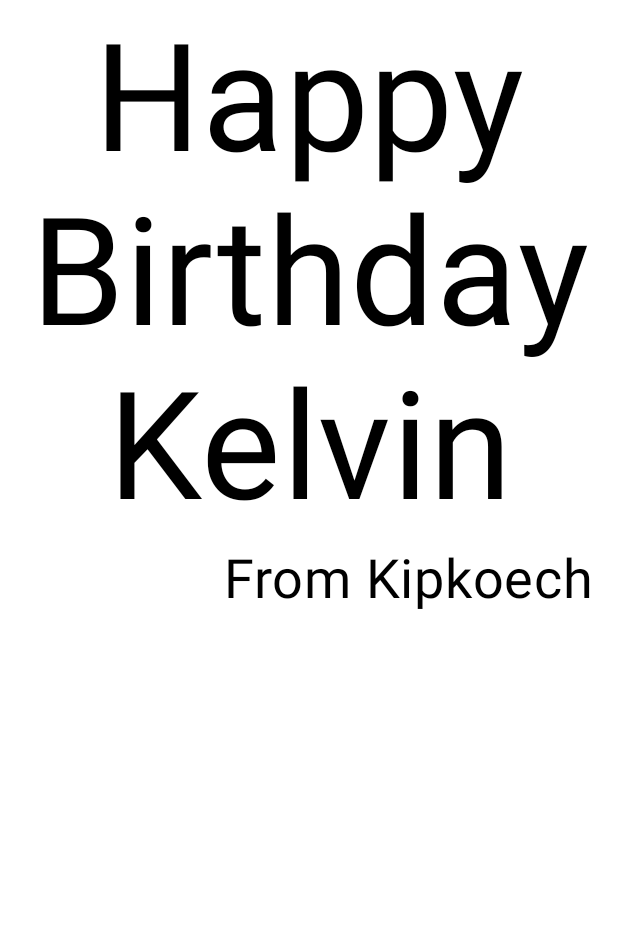
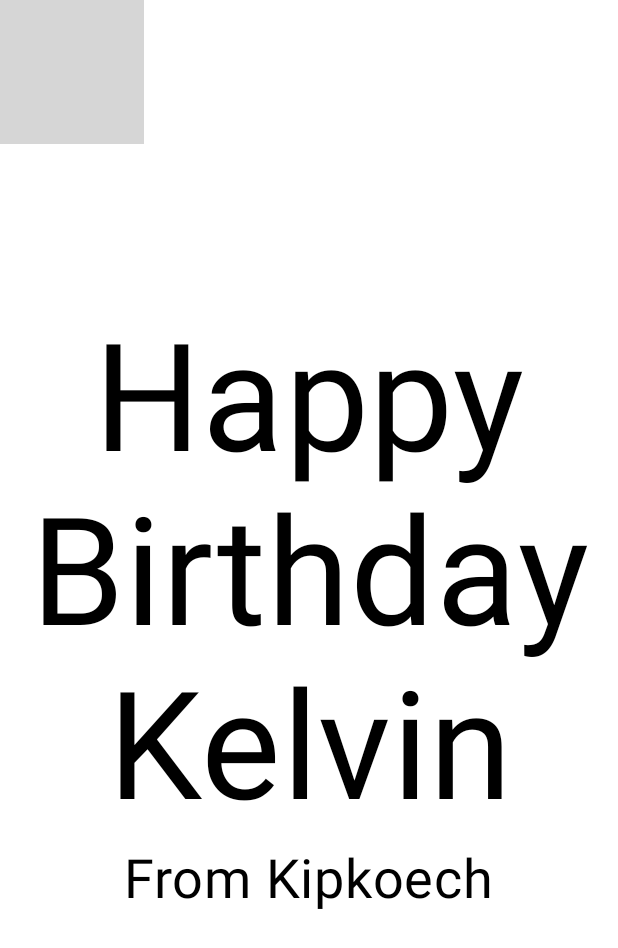
Before and after one commit to kipkoechke/kotlin, an Android app built with Jetpack Compose: the @Preview function GreetingPreview, on a phone screen of 412 x 824 dp. Shown: the top 948 px of the screen. Run offline under Robolectric (Android 15) with nearby library versions, the phone set to English and light mode, and no system bars; grey boxes are pictures that could not be loaded.

Commit message:
Added images to the app

```diff
--- a/HappyBirthday/app/src/main/java/com/example/happybirthday/MainActivity.kt
+++ b/HappyBirthday/app/src/main/java/com/example/happybirthday/MainActivity.kt
@@ -3,7 +3,9 @@ package com.example.happybirthday
 import android.os.Bundle
 import androidx.activity.ComponentActivity
 import androidx.activity.compose.setContent
+import androidx.compose.foundation.Image
 import androidx.compose.foundation.layout.Arrangement
+import androidx.compose.foundation.layout.Box
 import androidx.compose.foundation.layout.Column
 import androidx.compose.foundation.layout.fillMaxSize
 import androidx.compose.foundation.layout.padding
@@ -13,6 +15,9 @@ import androidx.compose.material3.Text
 import androidx.compose.runtime.Composable
 import androidx.compose.ui.Alignment
 import androidx.compose.ui.Modifier
+import androidx.compose.ui.layout.ContentScale
+import androidx.compose.ui.res.painterResource
+import androidx.compose.ui.res.stringResource
 import androidx.compose.ui.text.style.TextAlign
 import androidx.compose.ui.tooling.preview.Preview
 import androidx.compose.ui.unit.dp
@@ -26,13 +31,11 @@ class MainActivity : ComponentActivity() {
             HappyBirthdayTheme {
                 // A surface container using the 'background' color from the theme
                 Surface(
-                    modifier = Modifier.fillMaxSize(),
-                    color = MaterialTheme.colorScheme.background
+                    modifier = Modifier.fillMaxSize(), color = MaterialTheme.colorScheme.background
                 ) {
-                    GreetingText(
-                        message = "Happy Birthday Kelvin",
-                        from = "From Kipkoech",
-                        modifier = Modifier.padding(8.dp)
+                    GreetingImage(
+                        message = getString(R.string.happy_birthday_text),
+                        from = getString(R.string.from_kipkoech),
                     )
                 }
             }
@@ -49,7 +52,25 @@ fun GreetingText(message: String, from: String, modifier: Modifier = Modifier) {
             fontSize = 36.sp,
             modifier = Modifier
                 .padding(8.dp)
-                .align(alignment = Alignment.End)
+                .align(alignment = Alignment.CenterHorizontally)
+        )
+    }
+}
+
+@Composable
+fun GreetingImage(message: String, from: String, modifier: Modifier = Modifier) {
+    val image = painterResource(R.drawable.androidparty)
+    Box(modifier) {
+        Image(
+            painter = image,
+            contentDescription = null,
+            contentScale = ContentScale.Crop,
+            alpha = 0.5F
+        )
+        GreetingText(
+            message = message, from = from, modifier = Modifier
+                .fillMaxSize()
+                .padding(8.dp)
         )
     }
 }
@@ -59,6 +80,10 @@ fun GreetingText(message: String, from: String, modifier: Modifier = Modifier) {
 @Composable
 fun GreetingPreview() {
     HappyBirthdayTheme {
-        GreetingText(message = "Happy Birthday Kelvin", from = "From Kipkoech")
+        GreetingImage(
+            message = stringResource(R.string.happy_birthday_text),
+            from = stringResource(R.string.from_kipkoech)
+
+        )
     }
 }
--- a/HappyBirthday/app/src/main/res/values/strings.xml
+++ b/HappyBirthday/app/src/main/res/values/strings.xml
@@ -1,3 +1,5 @@
 <resources>
     <string name="app_name">Happy Birthday</string>
+    <string name="happy_birthday_text">Happy Birthday Kelvin</string>
+    <string name="from_kipkoech">From Kipkoech</string>
 </resources>
```
Also changed, not shown: 1 other file.
